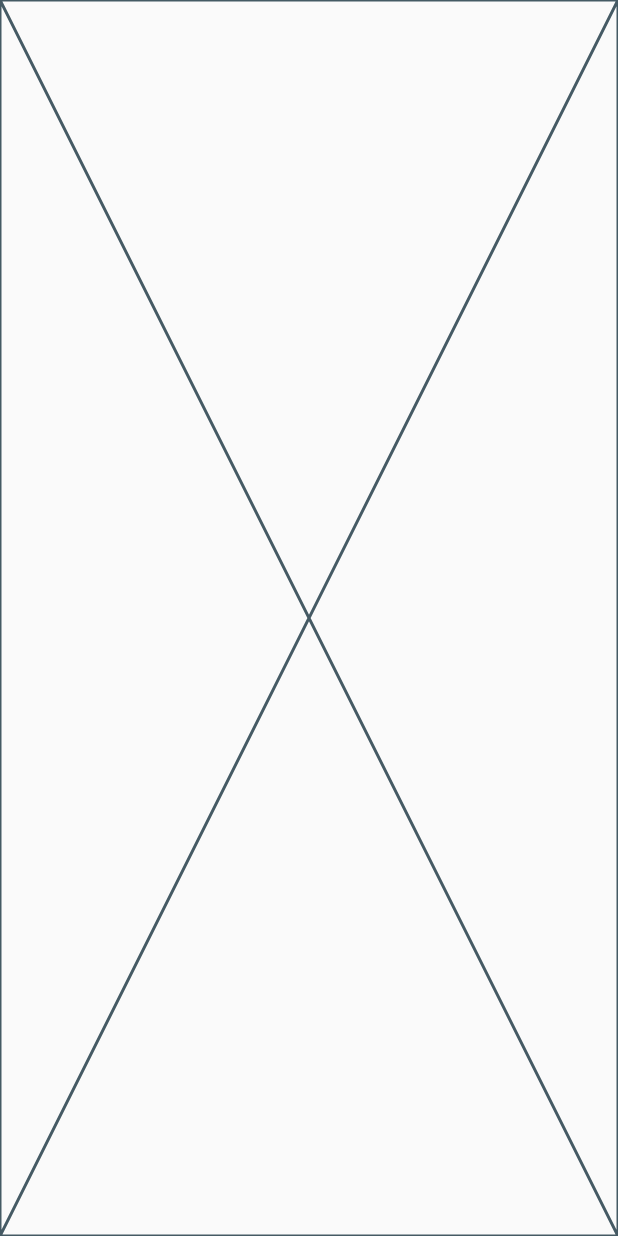
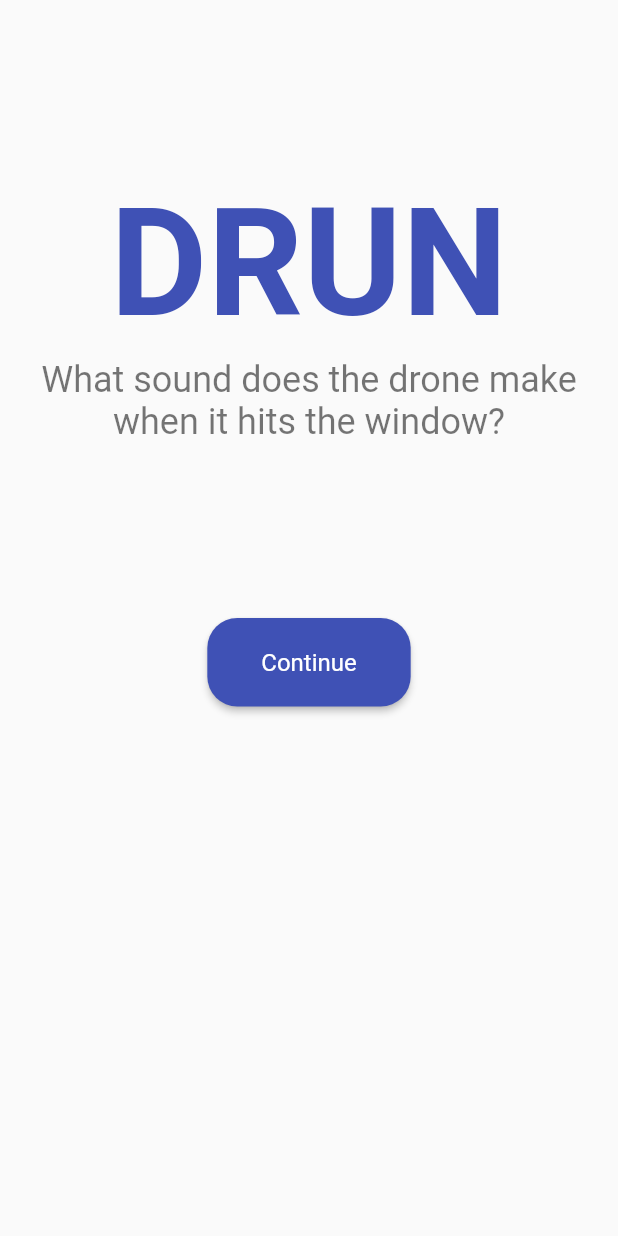
Before and after one commit to fanton-dev/DRUN, a Flutter app: the screen it shows after launch, on a phone screen of 412 x 824 dp. Run offline on Flutter 3.47's test engine with Material 2 defaults, Android fonts, the phone set to English and light mode, and no system bars; our stand-ins replace bloc, contacts_service, dartz, data_connection_checker, equatable, flutter_bloc and 3 more.

Commit message:
[Feat] Initial page
Added initial page which checks if the user is already authenticated.
If not authenticated it prompts the user to sing-in.
References #69.

```diff
--- a/app/lib/features/authentication/presentation/bloc/authentication_bloc.dart
+++ b/app/lib/features/authentication/presentation/bloc/authentication_bloc.dart
@@ -37,7 +37,6 @@ class AuthenticationBloc
     AuthenticationEvent event,
   ) async* {
     if (event is GetLoggedInUserEvent) {
-      yield AuthenticationLoadingState();
       // Getting cached user credentials
       // On failure -> nothing is changed
       // On success -> the AuthenticationSuccessfulState is generated
--- a/app/lib/features/authentication/presentation/pages/initial_page.dart
+++ b/app/lib/features/authentication/presentation/pages/initial_page.dart
@@ -1,12 +1,34 @@
 import 'package:flutter/material.dart';
+import 'package:flutter_bloc/flutter_bloc.dart';
+
+import '../bloc/authentication_bloc.dart';
+import '../widgets/widgets.dart';
 
 class InitialPage extends StatelessWidget {
   const InitialPage({Key key}) : super(key: key);
 
   @override
   Widget build(BuildContext context) {
+    BlocProvider.of<AuthenticationBloc>(context).add(GetLoggedInUserEvent());
+
     return Container(
-      child: Placeholder(),
+      child: Column(
+        children: <Widget>[
+          HeadingMessage(
+            height: MediaQuery.of(context).size.height / 2,
+            heading: 'DRUN',
+            subHeading:
+                'What sound does the drone make when it hits the window?',
+            headingStyle: Theme.of(context).textTheme.headline1,
+            subHeadingStyle: Theme.of(context).textTheme.headline2,
+          ),
+          PrimaryActionButton(
+            text: 'Continue',
+            call: () => BlocProvider.of<AuthenticationBloc>(context)
+                .add(StartAuthenticationEvent()),
+          )
+        ],
+      ),
     );
   }
 }
--- /dev/null
+++ b/app/lib/features/authentication/presentation/widgets/heading_message.dart
@@ -0,0 +1,43 @@
+import 'package:flutter/material.dart';
+import 'package:meta/meta.dart';
+
+class HeadingMessage extends StatelessWidget {
+  final num height;
+  final String heading;
+  final String subHeading;
+  final TextStyle headingStyle;
+  final TextStyle subHeadingStyle;
+
+  const HeadingMessage({
+    Key key,
+    @required this.height,
+    @required this.heading,
+    @required this.subHeading,
+    this.headingStyle,
+    this.subHeadingStyle,
+  }) : super(key: key);
+
+  @override
+  Widget build(BuildContext context) {
+    return Container(
+      height: this.height,
+      child: Column(
+        mainAxisAlignment: MainAxisAlignment.center,
+        crossAxisAlignment: CrossAxisAlignment.center,
+        children: <Widget>[
+          Text(
+            this.heading,
+            style: headingStyle ?? Theme.of(context).textTheme.headline4,
+            textAlign: TextAlign.center,
+          ),
+          SizedBox(height: 5.0),
+          Text(
+            this.subHeading,
+            style: subHeadingStyle ?? Theme.of(context).textTheme.headline5,
+            textAlign: TextAlign.center,
+          ),
+        ],
+      ),
+    );
+  }
+}
--- /dev/null
+++ b/app/lib/features/authentication/presentation/widgets/primary_action_button.dart
@@ -0,0 +1,35 @@
+import 'package:flutter/material.dart';
+import 'package:meta/meta.dart';
+
+class PrimaryActionButton extends StatelessWidget {
+  final String text;
+  final Function call;
+
+  const PrimaryActionButton({
+    Key key,
+    @required this.text,
+    @required this.call,
+  }) : super(key: key);
+
+  @override
+  Widget build(BuildContext context) {
+    return Container(
+      child: RaisedButton(
+        shape: RoundedRectangleBorder(
+          borderRadius: BorderRadius.circular(20.0),
+        ),
+        color: Theme.of(context).primaryColor,
+        disabledColor: Theme.of(context).primaryColor.withOpacity(0.3),
+        onPressed: this.call,
+        child: Container(
+          padding: const EdgeInsets.all(20.0),
+          child: Text(
+            text,
+            textAlign: TextAlign.center,
+            style: Theme.of(context).textTheme.headline6,
+          ),
+        ),
+      ),
+    );
+  }
+}
--- /dev/null
+++ b/app/lib/features/authentication/presentation/widgets/widgets.dart
@@ -0,0 +1,4 @@
+export 'heading_message.dart';
+export 'phone_input_form.dart';
+export 'failure_message.dart';
+export 'primary_action_button.dart';
--- a/app/lib/theme.dart
+++ b/app/lib/theme.dart
@@ -11,8 +11,13 @@ ThemeData buildLightThemeData() {
         fontWeight: FontWeight.bold,
         color: Colors.indigo,
       ),
+      headline2: TextStyle(
+        fontSize: 24.0,
+        fontWeight: FontWeight.normal,
+        color: Colors.black54,
+      ),
       headline4: TextStyle(
-        fontSize: 28.0,
+        fontSize: 24.0,
         fontWeight: FontWeight.normal,
         color: Colors.indigo,
       ),
@@ -20,6 +25,11 @@ ThemeData buildLightThemeData() {
         fontSize: 16.0,
         fontWeight: FontWeight.normal,
         color: Colors.black54,
+      ),
+      headline6: TextStyle(
+        fontSize: 16.0,
+        fontWeight: FontWeight.normal,
+        color: Colors.white,
       ),
     ),
   );
@@ -35,6 +45,11 @@ ThemeData buildDarkThemeData() {
         fontSize: 100.0,
         fontWeight: FontWeight.bold,
         color: Colors.white,
+      ),
+      headline2: TextStyle(
+        fontSize: 24.0,
+        fontWeight: FontWeight.normal,
+        color: Colors.white54,
       ),
       headline4: TextStyle(
         fontSize: 28.0,
```
Also changed, not shown: 1 other file.
